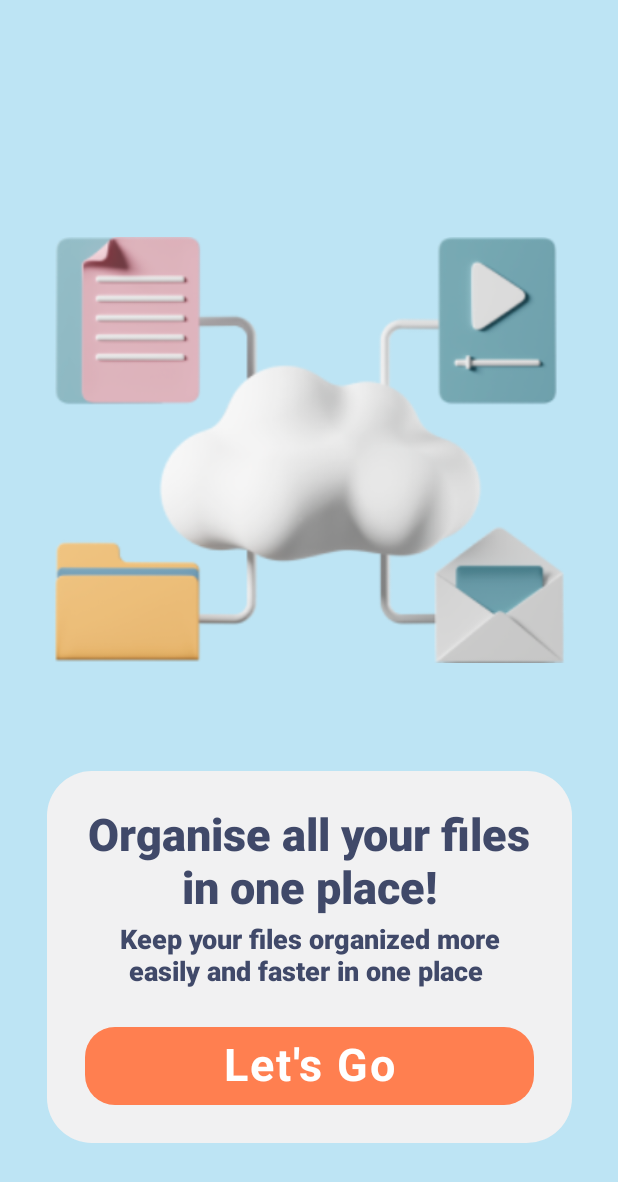
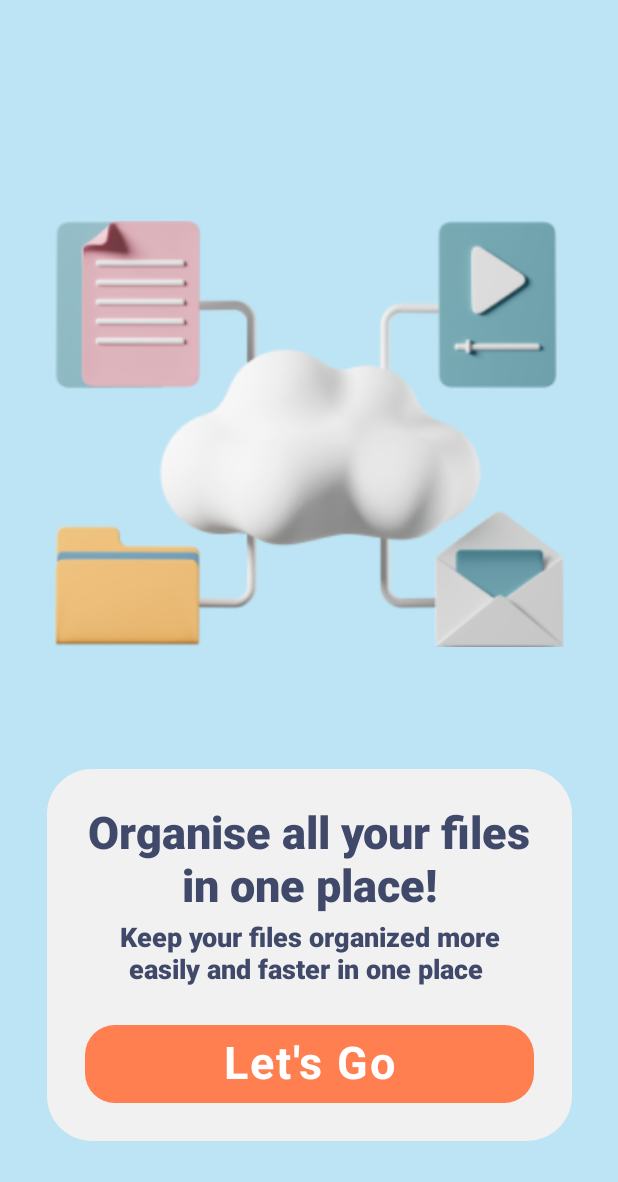
Before and after one commit to ron18923/FileManager, an Android app built with Jetpack Compose: the screen it shows after launch (MainActivity), on a phone screen of 412 x 824 dp. Shown: the top 1182 px of the screen. Run offline under Robolectric (Android 15) with nearby library versions, the phone set to English and light mode, and no system bars; our stand-ins replace accompanist, constraintlayout-compose.

Commit message:
upgraded responsive screen of the welcome page that supports non-scrollable layout. Except very small screens (for example - in split screen mode).
TODO : validate layout on very big phone screens.

```diff
--- a/app/src/main/java/com/example/filemanager/compose/WelcomePage.kt
+++ b/app/src/main/java/com/example/filemanager/compose/WelcomePage.kt
@@ -1,5 +1,6 @@
 package com.example.filemanager.compose
 
+import android.widget.Toast
 import androidx.compose.foundation.Image
 import androidx.compose.foundation.background
 import androidx.compose.foundation.gestures.Orientation
@@ -10,12 +11,18 @@ import androidx.compose.foundation.shape.RoundedCornerShape
 import androidx.compose.foundation.verticalScroll
 import androidx.compose.material.*
 import androidx.compose.runtime.Composable
+import androidx.compose.runtime.getValue
+import androidx.compose.runtime.mutableStateOf
+import androidx.compose.runtime.remember
+import androidx.compose.runtime.setValue
 import androidx.compose.ui.Alignment
 import androidx.compose.ui.Modifier
 import androidx.compose.ui.draw.shadow
 import androidx.compose.ui.geometry.CornerRadius
 import androidx.compose.ui.graphics.Color
 import androidx.compose.ui.layout.ContentScale
+import androidx.compose.ui.platform.LocalConfiguration
+import androidx.compose.ui.platform.LocalContext
 import androidx.compose.ui.res.fontResource
 import androidx.compose.ui.res.painterResource
 import androidx.compose.ui.text.font.FontFamily
@@ -26,14 +33,29 @@ import androidx.compose.ui.unit.dp
 import androidx.compose.ui.unit.sp
 import androidx.constraintlayout.compose.ConstraintLayout
 import com.example.filemanager.R
+import kotlinx.coroutines.withContext
 
 @Composable
 fun WelcomePage(modifier: Modifier = Modifier) {
+
+    val heightDp = LocalConfiguration.current.screenHeightDp.dp.value
+
+    if (heightDp > 600) {
+        Regular()
+    } else Scrollable()
+
+}
+
+//scrollable composable screen for very small screens (for example in split screen mode)
+@Composable
+fun Scrollable(modifier: Modifier = Modifier) {
+
     val scrollState = rememberScrollState()
+
     Box(
         modifier = modifier
             .fillMaxSize()
-            .verticalScroll(state = scrollState),
+            .verticalScroll(scrollState),
     ) {
         Column(
             modifier = modifier
@@ -46,7 +68,7 @@ fun WelcomePage(modifier: Modifier = Modifier) {
             Image(
                 modifier = modifier
                     .fillMaxWidth()
-                    .padding(top = 156.dp),
+                    .padding(top = 50.dp),
                 painter = painterResource(id = R.drawable.welcome_page_graphics),
                 contentDescription = "Welcome page graphics",
                 contentScale = ContentScale.FillWidth
@@ -83,7 +105,7 @@ fun WelcomePage(modifier: Modifier = Modifier) {
                         shape = RoundedCornerShape(20.dp),
                         colors = ButtonDefaults.buttonColors(backgroundColor = MaterialTheme.colors.primary),
                         elevation = ButtonDefaults.elevation(0.dp, pressedElevation = 0.dp),
-                        onClick = { /*TODO*/ }) {
+                        onClick = {/*TODO*/ }) {
                         Text(
                             modifier = modifier.padding(
                                 start = 27.dp,
@@ -104,6 +126,83 @@ fun WelcomePage(modifier: Modifier = Modifier) {
     }
 }
 
+//regular composable screen for normal screen sizes
+@Composable
+private fun Regular(modifier: Modifier = Modifier) {
+    Box(
+        modifier = modifier
+            .fillMaxSize(),
+    ) {
+        Column(
+            modifier = modifier
+                .fillMaxHeight()
+                .fillMaxWidth(0.85f)
+                .align(Alignment.Center),
+            verticalArrangement = Arrangement.Bottom
+        ) {
+
+            Image(
+                modifier = modifier
+                    .fillMaxWidth(),
+                painter = painterResource(id = R.drawable.welcome_page_graphics),
+                contentDescription = "Welcome page graphics",
+                contentScale = ContentScale.FillWidth
+            )
+
+            Spacer(modifier = modifier.fillMaxHeight(0.15f))
+
+            Card(
+                modifier = modifier,
+                backgroundColor = MaterialTheme.colors.onBackground,
+                elevation = 0.dp,
+                shape = RoundedCornerShape(30.dp),
+            ) {
+                Column(modifier = modifier.padding(25.dp)) {
+                    Text(
+                        modifier = modifier,
+                        fontSize = 30.sp,
+                        color = MaterialTheme.colors.secondary,
+                        textAlign = TextAlign.Center,
+                        text = "Organise all your files in one place!",
+                        fontWeight = FontWeight.ExtraBold,
+                    )
+
+                    Text(
+                        modifier = modifier.padding(top = 6.dp),
+                        fontSize = 18.sp,
+                        color = MaterialTheme.colors.secondary,
+                        textAlign = TextAlign.Center,
+                        text = "Keep your files organized more easily and faster in one place ",
+                        fontWeight = FontWeight.ExtraBold,
+                    )
+
+                    Button(modifier = modifier
+                        .fillMaxWidth()
+                        .padding(top = 26.dp),
+                        shape = RoundedCornerShape(20.dp),
+                        colors = ButtonDefaults.buttonColors(backgroundColor = MaterialTheme.colors.primary),
+                        elevation = ButtonDefaults.elevation(0.dp, pressedElevation = 0.dp),
+                        onClick = {/*TODO*/ }) {
+                        Text(
+                            modifier = modifier.padding(
+                                start = 27.dp,
+                                end = 27.dp,
+                            ),
+                            fontSize = 30.sp,
+                            color = MaterialTheme.colors.onPrimary,
+                            textAlign = TextAlign.Center,
+                            text = "Let's Go",
+                            fontWeight = FontWeight.Bold,
+                        )
+                    }
+                }
+            }
+
+            Spacer(modifier = modifier.fillMaxHeight(0.3f))
+        }
+    }
+}
+
 @Preview(showBackground = true)
 @Composable
 fun WelcomePagePrev() {
```
